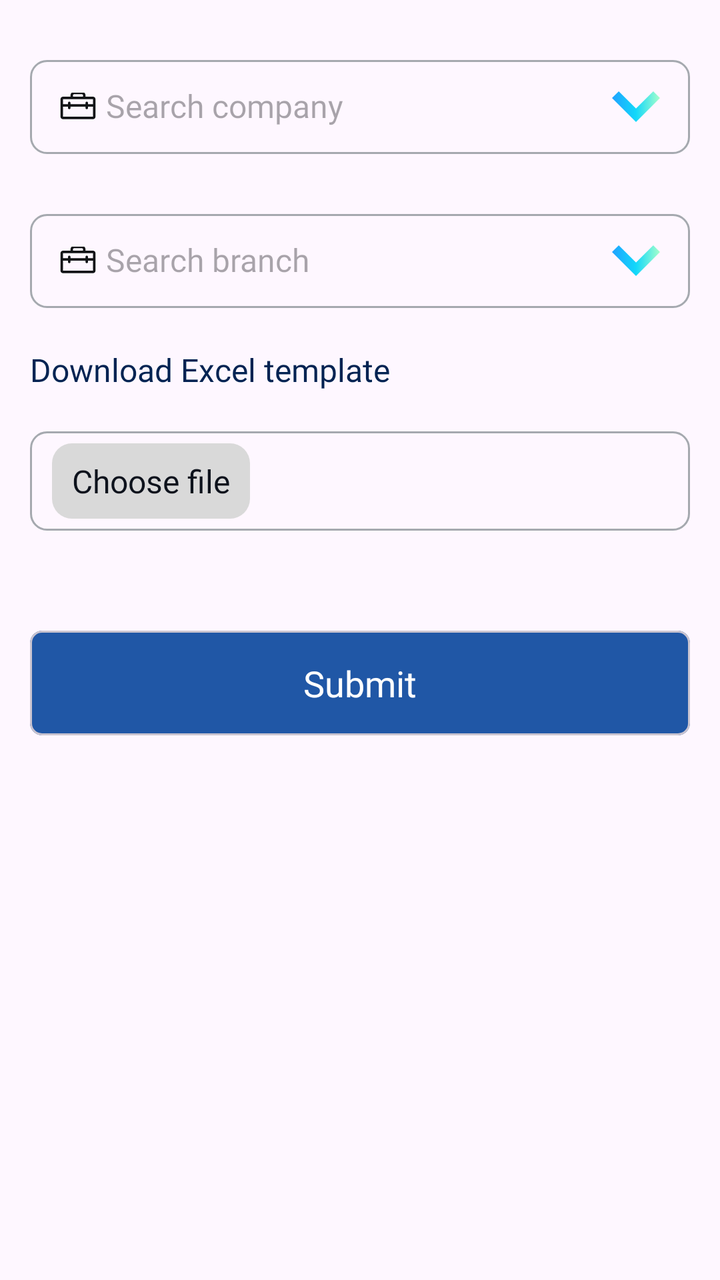
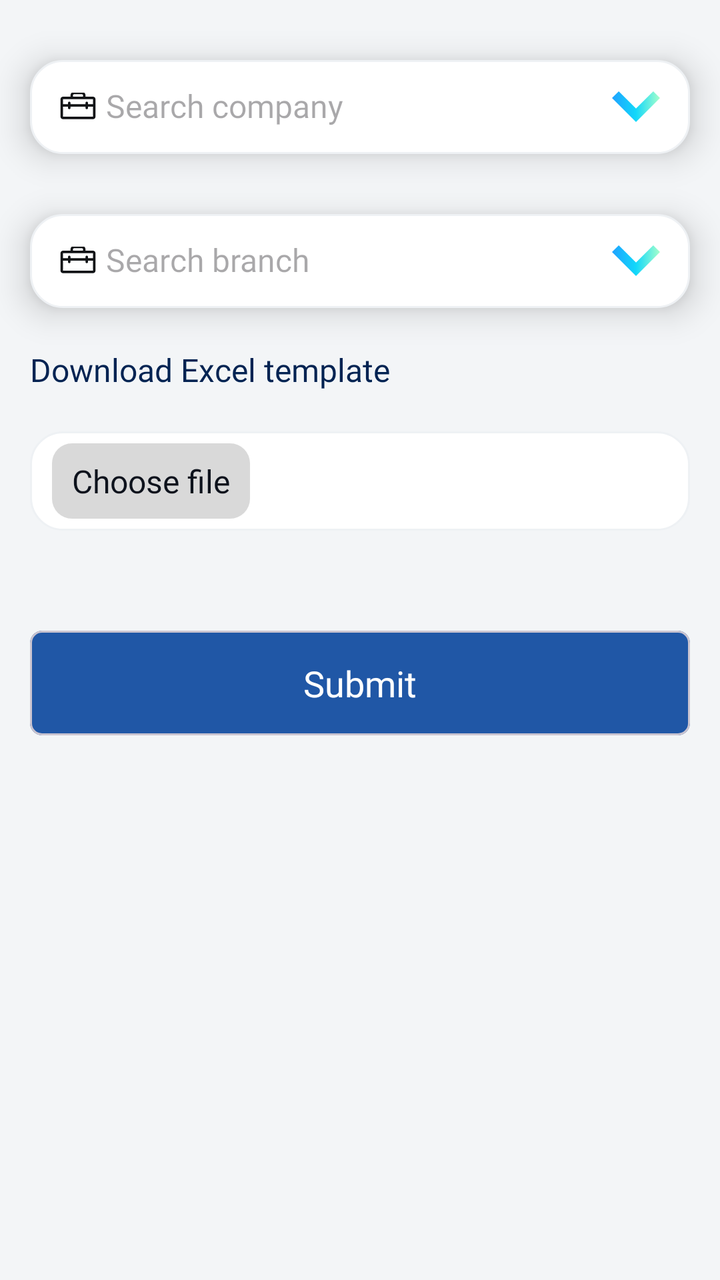

Screens rendered from an Android XML layout before and after an edit, with the pre-edit source and the edit as a unified diff.
<!-- AndroidManifest.xml: application theme Theme.Evergreen -->
<!-- res/layout/fragment_upload_eqpmnt_excel_data.xml -->
<?xml version="1.0" encoding="utf-8"?>
<LinearLayout xmlns:android="http://schemas.android.com/apk/res/android"
    xmlns:tools="http://schemas.android.com/tools"
    android:layout_width="match_parent"
    xmlns:app="http://schemas.android.com/apk/res-auto"
    android:orientation="vertical"
    android:layout_height="match_parent"
    tools:context=".fragments.UploadEqpmntExcelData">

    <TextView
        android:textColor="@color/black1"
        android:includeFontPadding="false"
        android:fontFamily="@font/roboto_medium"
        app:layout_constraintTop_toTopOf="parent"
        android:id="@+id/company_searc"
        android:drawableStart="@drawable/breafcase"
        android:hint="Search company"
        android:drawableEnd="@drawable/drp_down1"
        android:textSize="@dimen/_16ssp"
        android:drawablePadding="@dimen/_5sdp"
        android:paddingHorizontal="@dimen/_15sdp"
        android:elevation="@dimen/_10sdp"
        android:paddingVertical="@dimen/_14sdp"
        android:layout_marginHorizontal="@dimen/_15sdp"
        android:layout_marginTop="@dimen/_30sdp"
        android:background="@drawable/rectangler_searc_back"
        android:layout_width="match_parent"
        android:layout_height="wrap_content"/>


    <EditText
        android:editable="false"
        android:includeFontPadding="false"
        android:fontFamily="@font/roboto_medium"
        app:layout_constraintTop_toTopOf="parent"
        android:id="@+id/branch_searc"
        android:drawableStart="@drawable/breafcase"
        android:hint="Search branch"
        android:drawableEnd="@drawable/drp_down1"
        android:textSize="@dimen/_16ssp"
        android:drawablePadding="@dimen/_5sdp"
        android:paddingHorizontal="@dimen/_15sdp"
        android:elevation="@dimen/_10sdp"
        android:paddingVertical="@dimen/_14sdp"
        android:layout_marginHorizontal="@dimen/_15sdp"
        android:layout_marginTop="@dimen/_30sdp"
        android:background="@drawable/rectangler_searc_back"
        android:layout_width="match_parent"
        android:layout_height="wrap_content"/>

    <TextView
        android:id="@+id/download_template"
        android:layout_marginHorizontal="@dimen/_15sdp"
        android:layout_marginTop="@dimen/_20sdp"
        android:fontFamily="@font/roboto_medium"
        android:text="Download Excel template"
        android:textColor="@color/black_blue"
        android:textSize="@dimen/_16ssp"
        android:layout_width="wrap_content"
        android:layout_height="wrap_content"/>

    <LinearLayout
        android:padding="@dimen/_6sdp"
        android:background="@drawable/rectangler_searc_back"
        android:layout_marginHorizontal="@dimen/_15sdp"
        android:layout_marginTop="@dimen/_20sdp"
        android:orientation="horizontal"
        android:layout_width="match_parent"
        android:layout_height="wrap_content">
        <TextView
android:id="@+id/choose_file"
            android:layout_marginHorizontal="@dimen/_5sdp"
          android:paddingVertical="@dimen/_8sdp"
            android:paddingHorizontal="@dimen/_10sdp"
            android:fontFamily="@font/roboto_regular"
            android:textSize="@dimen/_16ssp"
            android:backgroundTint="#D9D9D9"
            android:background="@drawable/rounded_corners"
            android:textColor="@color/black1"
            android:text="Choose file"
            android:layout_width="wrap_content"
            android:layout_height="wrap_content"/>
        <TextView
            android:id="@+id/file_name"
            android:layout_marginHorizontal="@dimen/_2sdp"
            android:fontFamily="@font/roboto_regular"
            android:textSize="@dimen/_16ssp"
            android:textColor="@color/black_blue"
            android:layout_width="wrap_content"
            android:layout_height="wrap_content"/>
    </LinearLayout>


    <com.google.android.material.card.MaterialCardView
        app:cardBackgroundColor="@color/btn_back"
        android:id="@+id/uploadDocument"
android:layout_marginHorizontal="@dimen/_15sdp"
        android:layout_marginTop="@dimen/_50sdp"
        android:textSize="@dimen/_14ssp"

        app:cardCornerRadius="@dimen/_6sdp"
        app:layout_constraintTop_toBottomOf="@+id/relative"
        android:layout_width="match_parent"
        android:layout_height="wrap_content">
        <TextView
            android:padding="@dimen/_14sdp"
            android:fontFamily="@font/roboto_medium"
            android:gravity="center"
            android:textSize="@dimen/_18ssp"
            android:layout_gravity="center"
            android:textColor="@color/white"
            android:text="Submit"
            android:layout_width="match_parent"
            android:layout_height="wrap_content"/>
    </com.google.android.material.card.MaterialCardView>

</LinearLayout>
<!-- resources referenced by this layout -->
<resources>
  <color name="black1">#0D121C</color>
  <color name="black_blue">#022352</color>
  <color name="btn_back">#2057A6</color>
  <color name="white">#FFFFFFFF</color>
  <dimen name="_10sdp">10.00dp</dimen>
  <dimen name="_14sdp">14.00dp</dimen>
  <dimen name="_14ssp">14.00sp</dimen>
  <dimen name="_15sdp">15.00dp</dimen>
  <dimen name="_16ssp">16.00sp</dimen>
  <dimen name="_18ssp">18.00sp</dimen>
  <dimen name="_20sdp">20.00dp</dimen>
  <dimen name="_2sdp">2.00dp</dimen>
  <dimen name="_30sdp">30.00dp</dimen>
  <dimen name="_50sdp">50.00dp</dimen>
  <dimen name="_5sdp">5.00dp</dimen>
  <dimen name="_6sdp">6.00dp</dimen>
  <dimen name="_8sdp">8.00dp</dimen>
  <!-- drawable breafcase (drawable) -->
  <vector xmlns:android="http://schemas.android.com/apk/res/android"
      android:width="18dp"
      android:height="14dp"
      android:viewportWidth="18"
      android:viewportHeight="14">
    <path
        android:pathData="M16.5,2H12.75V1.375C12.75,0.339 11.91,-0.5 10.875,-0.5H7.125C6.089,-0.5 5.25,0.339 5.25,1.375V2H1.5C0.81,2 0.25,2.56 0.25,3.25V12C0.25,12.69 0.81,13.25 1.5,13.25H16.5C17.19,13.25 17.75,12.69 17.75,12V3.25C17.75,2.56 17.19,2 16.5,2ZM6.5,1.375C6.5,1.03 6.78,0.75 7.125,0.75H10.875C11.22,0.75 11.5,1.03 11.5,1.375V2H6.5V1.375ZM16.5,3.25V5.75H14V5.125C14,4.78 13.72,4.5 13.375,4.5C13.03,4.5 12.75,4.78 12.75,5.125V5.75H5.25V5.125C5.25,4.78 4.97,4.5 4.625,4.5C4.28,4.5 4,4.78 4,5.125V5.75H1.5V3.25H16.5ZM16.5,12H1.5V7H4V7.625C4,7.97 4.28,8.25 4.625,8.25C4.97,8.25 5.25,7.97 5.25,7.625V7H12.75V7.625C12.75,7.97 13.03,8.25 13.375,8.25C13.72,8.25 14,7.97 14,7.625V7H16.5V12Z"
        android:fillColor="#121417"
        android:fillType="evenOdd"/>
  </vector>
  <!-- drawable drp_down1 (drawable) -->
  <vector xmlns:android="http://schemas.android.com/apk/res/android"
      xmlns:aapt="http://schemas.android.com/aapt"
      android:width="24dp"
      android:height="16dp"
      android:viewportWidth="24"
      android:viewportHeight="16">
    <path
        android:pathData="M20.634,0.317L12.001,8.95L3.367,0.317L0,3.684L12.001,15.684L24,3.684L20.634,0.317Z">
      <aapt:attr name="android:fillColor">
        <gradient 
            android:startX="0"
            android:startY="8"
            android:endX="24"
            android:endY="8"
            android:type="linear">
          <item android:offset="0" android:color="#FF1FA2FF"/>
          <item android:offset="0.5" android:color="#FF12D8FA"/>
          <item android:offset="1" android:color="#FFA6FFCB"/>
        </gradient>
      </aapt:attr>
    </path>
  </vector>
  <!-- drawable rectangler_searc_back (drawable) -->
  <?xml version="1.0" encoding="utf-8"?>
  <shape xmlns:android="http://schemas.android.com/apk/res/android">
  
      <corners android:radius="@dimen/_8sdp" />
      <stroke android:color="#A5A9AF" android:width="@dimen/_1sdp"/>
  </shape>
  <!-- drawable rounded_corners (drawable) -->
  <shape xmlns:android="http://schemas.android.com/apk/res/android">
      <corners android:radius="@dimen/_10sdp" />
      <solid android:color="#F2F4F7"/>
  </shape>
  <style name="Theme.Evergreen" parent="Base.Theme.Evergreen" />
  <dimen name="_1sdp">1.00dp</dimen>
  <style name="Base.Theme.Evergreen" parent="Theme.Material3.Light.NoActionBar">
  
  
  
  
  
  
  
          <item name="android:statusBarColor">@color/black_blue</item>
  
  
      </style>
</resources>

<!-- the commit's change to res/layout/fragment_upload_eqpmnt_excel_data.xml (unified diff, before → after) -->
@@ -4,6 +4,7 @@
     android:layout_width="match_parent"
     xmlns:app="http://schemas.android.com/apk/res-auto"
     android:orientation="vertical"
+    android:background="@color/home_page_bg"
     android:layout_height="match_parent"
     tools:context=".fragments.UploadEqpmntExcelData">
 
@@ -23,7 +24,7 @@
         android:paddingVertical="@dimen/_14sdp"
         android:layout_marginHorizontal="@dimen/_15sdp"
         android:layout_marginTop="@dimen/_30sdp"
-        android:background="@drawable/rectangler_searc_back"
+        android:background="@drawable/bg_search_field"
         android:layout_width="match_parent"
         android:layout_height="wrap_content"/>
 
@@ -44,7 +45,7 @@
         android:paddingVertical="@dimen/_14sdp"
         android:layout_marginHorizontal="@dimen/_15sdp"
         android:layout_marginTop="@dimen/_30sdp"
-        android:background="@drawable/rectangler_searc_back"
+        android:background="@drawable/bg_search_field"
         android:layout_width="match_parent"
         android:layout_height="wrap_content"/>
 
@@ -61,7 +62,7 @@
 
     <LinearLayout
         android:padding="@dimen/_6sdp"
-        android:background="@drawable/rectangler_searc_back"
+        android:background="@drawable/bg_search_field"
         android:layout_marginHorizontal="@dimen/_15sdp"
         android:layout_marginTop="@dimen/_20sdp"
         android:orientation="horizontal"
<!-- resource entries referenced after the edit -->
@@ -3,6 +3,7 @@
   <color name="black1">#0D121C</color>
   <color name="black_blue">#022352</color>
   <color name="btn_back">#2057A6</color>
+  <color name="home_page_bg">#F3F5F7</color>
   <color name="white">#FFFFFFFF</color>
   <dimen name="_10sdp">10.00dp</dimen>
   <dimen name="_14sdp">14.00dp</dimen>
@@ -17,6 +18,13 @@
   <dimen name="_5sdp">5.00dp</dimen>
   <dimen name="_6sdp">6.00dp</dimen>
   <dimen name="_8sdp">8.00dp</dimen>
+  <!-- drawable bg_search_field (drawable) -->
+  <?xml version="1.0" encoding="utf-8"?>
+  <shape xmlns:android="http://schemas.android.com/apk/res/android" android:shape="rectangle">
+      <solid android:color="@color/white" />
+      <corners android:radius="16dp" />
+      <stroke android:width="1dp" android:color="@color/home_card_stroke" />
+  </shape>
   <!-- drawable breafcase (drawable) -->
   <vector xmlns:android="http://schemas.android.com/apk/res/android"
       android:width="18dp"
@@ -51,20 +59,13 @@
       </aapt:attr>
     </path>
   </vector>
-  <!-- drawable rectangler_searc_back (drawable) -->
-  <?xml version="1.0" encoding="utf-8"?>
-  <shape xmlns:android="http://schemas.android.com/apk/res/android">
-  
-      <corners android:radius="@dimen/_8sdp" />
-      <stroke android:color="#A5A9AF" android:width="@dimen/_1sdp"/>
-  </shape>
   <!-- drawable rounded_corners (drawable) -->
   <shape xmlns:android="http://schemas.android.com/apk/res/android">
       <corners android:radius="@dimen/_10sdp" />
-      <solid android:color="#F2F4F7"/>
+      <solid android:color="@color/home_page_bg"/>
   </shape>
   <style name="Theme.Evergreen" parent="Base.Theme.Evergreen" />
-  <dimen name="_1sdp">1.00dp</dimen>
+  <color name="home_card_stroke">#EEF1F4</color>
   <style name="Base.Theme.Evergreen" parent="Theme.Material3.Light.NoActionBar">
   
   
